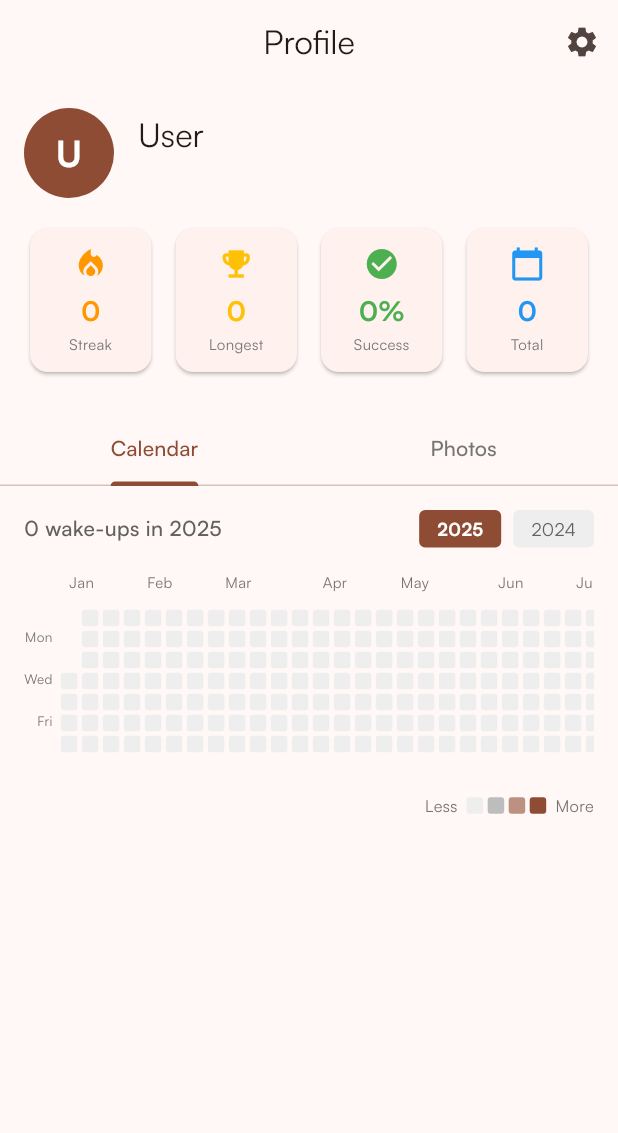
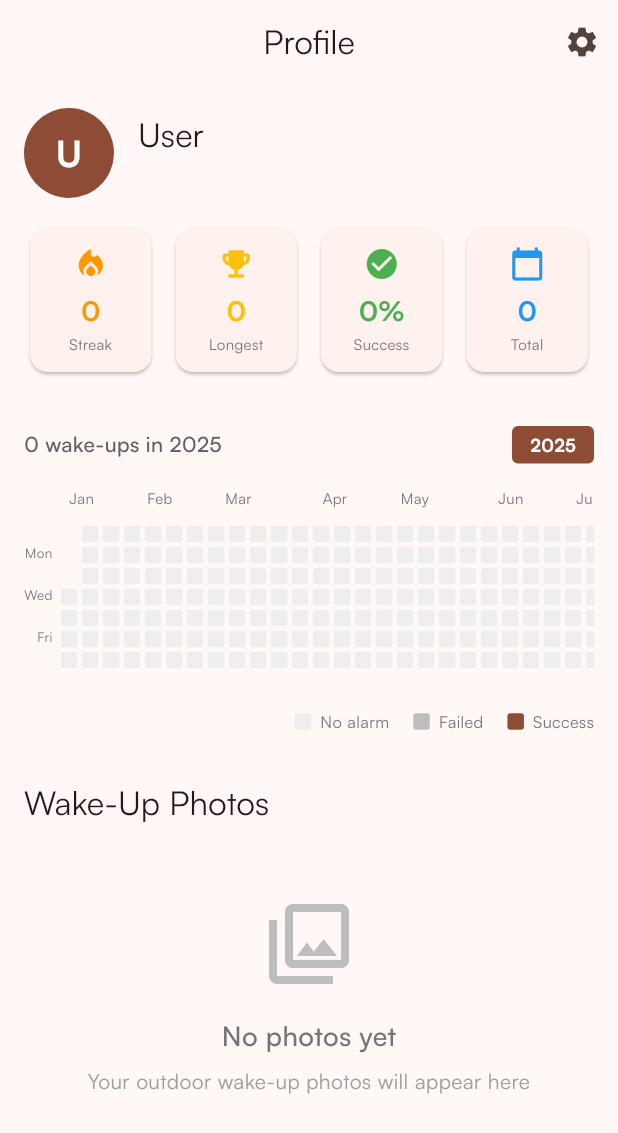
Before and after one commit to hfritz34/Ventus, a Flutter app: the ProfileScreen screen opened by its route, on a phone screen of 412 x 824 dp. Shown: the top 1133 px of the screen. Run offline on Flutter 3.47's test engine with Material 3 defaults, Android fonts, the phone set to English and light mode, and no system bars; our stand-ins replace camera, flutter_local_notifications, flutter_riverpod, go_router, hive, hive_flutter and 4 more; missing offline and left inert: amplify_api, amplify_auth_cognito, amplify_flutter, amplify_storage_s3; accounts and stored records are empty; project files that could hold a hidden picture were left out.

Commit message:
improve calendar: dynamic year selector, better legend, photos below calendar

```diff
--- a/app/lib/features/auth/screens/profile_screen.dart
+++ b/app/lib/features/auth/screens/profile_screen.dart
@@ -15,25 +15,16 @@ class ProfileScreen extends ConsumerStatefulWidget {
   ConsumerState<ProfileScreen> createState() => _ProfileScreenState();
 }
 
-class _ProfileScreenState extends ConsumerState<ProfileScreen> with SingleTickerProviderStateMixin {
-  late TabController _tabController;
-
+class _ProfileScreenState extends ConsumerState<ProfileScreen> {
   @override
   void initState() {
     super.initState();
-    _tabController = TabController(length: 2, vsync: this);
 
     // Load streaks from storage on init
     Future(() {
       final allStreaks = StreakService().getAllStreakEntries();
       ref.read(streakProvider.notifier).loadStreaks(allStreaks);
     });
-  }
-
-  @override
-  void dispose() {
-    _tabController.dispose();
-    super.dispose();
   }
 
   void _onDayTapped(DateTime day) {
@@ -142,35 +133,27 @@ class _ProfileScreenState extends ConsumerState<ProfileScreen> with SingleTicker
               ],
             ),
           ),
-          const SizedBox(height: 24),
-          // Tabs
-          TabBar(
-            controller: _tabController,
-            labelColor: Theme.of(context).primaryColor,
-            unselectedLabelColor: Colors.grey[600],
-            indicatorColor: Theme.of(context).primaryColor,
-            tabs: const [
-              Tab(text: 'Calendar'),
-              Tab(text: 'Photos'),
-            ],
-          ),
-          // Tab content
+          const SizedBox(height: 16),
+          // Calendar section
           Expanded(
-            child: TabBarView(
-              controller: _tabController,
-              children: [
-                // Calendar tab
-                SingleChildScrollView(
-                  padding: const EdgeInsets.all(16),
-                  child: StreakCalendar(
+            child: SingleChildScrollView(
+              padding: const EdgeInsets.all(16),
+              child: Column(
+                crossAxisAlignment: CrossAxisAlignment.start,
+                children: [
+                  StreakCalendar(
                     onDayTapped: _onDayTapped,
                   ),
-                ),
-                // Photos tab
-                const SingleChildScrollView(
-                  child: PhotoTimeline(),
-                ),
-              ],
+                  const SizedBox(height: 32),
+                  // Photos section header
+                  Text(
+                    'Wake-Up Photos',
+                    style: Theme.of(context).textTheme.titleLarge,
+                  ),
+                  const SizedBox(height: 16),
+                  const PhotoTimeline(),
+                ],
+              ),
             ),
           ),
         ],
--- a/app/lib/features/streak/widgets/streak_calendar.dart
+++ b/app/lib/features/streak/widgets/streak_calendar.dart
@@ -17,7 +17,13 @@ class StreakCalendar extends ConsumerStatefulWidget {
 }
 
 class _StreakCalendarState extends ConsumerState<StreakCalendar> {
-  int _selectedYear = DateTime.now().year;
+  late int _selectedYear;
+
+  @override
+  void initState() {
+    super.initState();
+    _selectedYear = DateTime.now().year;
+  }
 
   @override
   Widget build(BuildContext context) {
@@ -29,6 +35,24 @@ class _StreakCalendarState extends ConsumerState<StreakCalendar> {
     for (var entry in streaks) {
       final normalizedDate = DateTime(entry.date.year, entry.date.month, entry.date.day);
       streakMap[normalizedDate] = entry;
+    }
+
+    // Get available years from streak data
+    final availableYears = <int>{};
+    for (var entry in streaks) {
+      availableYears.add(entry.date.year);
+    }
+
+    // If no data, show current year
+    if (availableYears.isEmpty) {
+      availableYears.add(DateTime.now().year);
+    }
+
+    final sortedYears = availableYears.toList()..sort((a, b) => b.compareTo(a)); // Descending order
+
+    // Ensure selected year is valid
+    if (!availableYears.contains(_selectedYear)) {
+      _selectedYear = sortedYears.first;
     }
 
     // Calculate the start date (first day of the year, but start on Sunday/Monday)
@@ -86,19 +110,16 @@ class _StreakCalendarState extends ConsumerState<StreakCalendar> {
                 ),
               ),
               Row(
-                children: [
-                  _YearButton(
-                    year: DateTime.now().year,
-                    isSelected: _selectedYear == DateTime.now().year,
-                    onTap: () => setState(() => _selectedYear = DateTime.now().year),
-                  ),
-                  const SizedBox(width: 8),
-                  _YearButton(
-                    year: DateTime.now().year - 1,
-                    isSelected: _selectedYear == DateTime.now().year - 1,
-                    onTap: () => setState(() => _selectedYear = DateTime.now().year - 1),
-                  ),
-                ],
+                children: sortedYears.map((year) {
+                  return Padding(
+                    padding: const EdgeInsets.only(left: 8),
+                    child: _YearButton(
+                      year: year,
+                      isSelected: _selectedYear == year,
+                      onTap: () => setState(() => _selectedYear = year),
+                    ),
+                  );
+                }).toList(),
               ),
             ],
           ),
@@ -225,21 +246,24 @@ class _StreakCalendarState extends ConsumerState<StreakCalendar> {
         Row(
           mainAxisAlignment: MainAxisAlignment.end,
           children: [
+            _LegendSquare(color: Colors.grey[200]!),
+            const SizedBox(width: 6),
             Text(
-              'Less',
+              'No alarm',
               style: TextStyle(fontSize: 11, color: Colors.grey[600]),
             ),
+            const SizedBox(width: 16),
+            _LegendSquare(color: Colors.grey[400]!),
             const SizedBox(width: 6),
-            _LegendSquare(color: Colors.grey[200]!),
-            const SizedBox(width: 3),
-            _LegendSquare(color: Colors.grey[400]!),
-            const SizedBox(width: 3),
-            _LegendSquare(color: Theme.of(context).primaryColor.withOpacity(0.6)),
-            const SizedBox(width: 3),
+            Text(
+              'Failed',
+              style: TextStyle(fontSize: 11, color: Colors.grey[600]),
+            ),
+            const SizedBox(width: 16),
             _LegendSquare(color: Theme.of(context).primaryColor),
             const SizedBox(width: 6),
             Text(
-              'More',
+              'Success',
               style: TextStyle(fontSize: 11, color: Colors.grey[600]),
             ),
           ],
```
